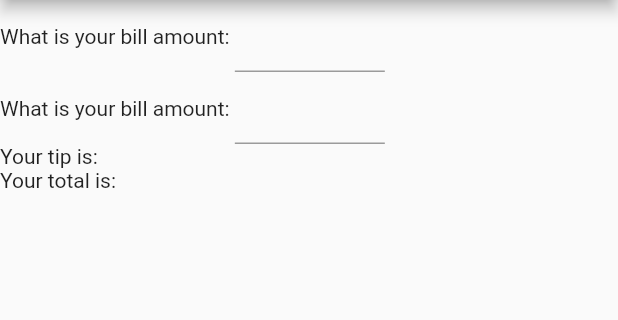
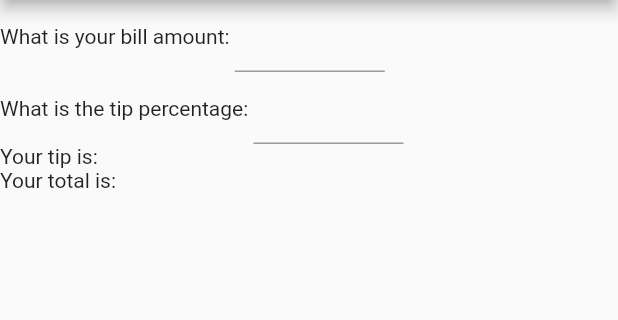
Before and after one commit to mohisham/tip_calculator, a Flutter app: the screen it shows after launch, on a phone screen of 412 x 824 dp, the part 84-404 px from its top. Run offline on Flutter 3.47's test engine with Material 2 defaults, Android fonts, the phone set to English and light mode, and no system bars.

Commit message:
Update main.dart

```diff
--- a/lib/main.dart
+++ b/lib/main.dart
@@ -46,7 +46,7 @@ class _MyHomePageState extends State<MyHomePage> {
           ),
           Row(
             children: <Widget>[
-              Text("What is your bill amount: "),
+              Text("What is the tip percentage: "),
               Container(
                   width: 100,
                   child: TextField()
```
